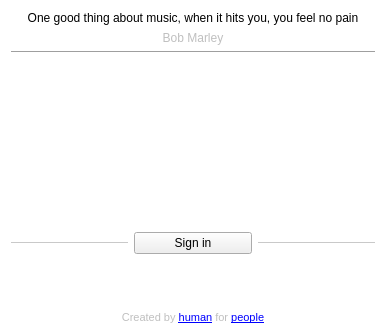
Old version of the form mainwindow.ui in the repository Amixp/flow.
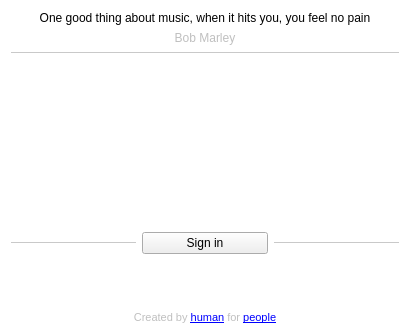
New version of the form. Icons and pictures are not drawn.

Commit message: Better system tray controls

```diff
--- a/mainwindow.ui
+++ b/mainwindow.ui
@@ -6,7 +6,7 @@
    <rect>
     <x>0</x>
     <y>0</y>
-    <width>386</width>
+    <width>410</width>
     <height>335</height>
    </rect>
   </property>
@@ -65,6 +65,9 @@
       <property name="styleSheet">
        <string notr="true">color: rgb(201, 201, 201);</string>
       </property>
+      <property name="frameShadow">
+       <enum>QFrame::Plain</enum>
+      </property>
       <property name="orientation">
        <enum>Qt::Horizontal</enum>
       </property>
```
The commit also changes 1 other file.
